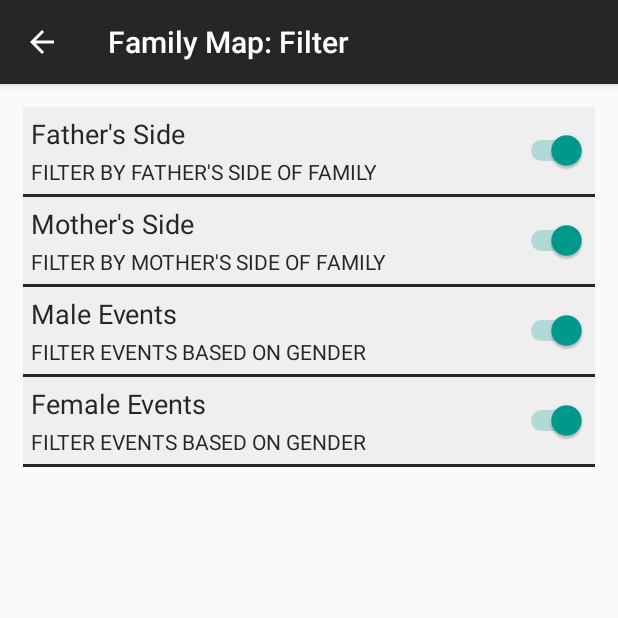
After one commit to tacallaway/familymapclient, an Android app: the FilterActivity screen opened directly, with no data from a screen before it, on a phone screen of 412 x 824 dp, the top half of it. The commit adds this screen. Run offline under Robolectric (Android 15) with nearby library versions, the phone set to English and light mode, and no system bars; 3 statements that could not run were skipped.

Commit message:
Add files via upload

```diff
--- a/app/src/main/java/com/example/familymapclient/CustomExpandableListAdapter.java
+++ b/app/src/main/java/com/example/familymapclient/CustomExpandableListAdapter.java
@@ -1,7 +1,5 @@
 package com.example.familymapclient;
 
-import java.util.HashMap;
-import java.util.List;
 import android.content.Context;
 import android.graphics.Typeface;
 import android.graphics.drawable.Drawable;
@@ -14,6 +12,9 @@ import android.widget.TextView;
 
 import com.joanzapata.iconify.IconDrawable;
 import com.joanzapata.iconify.fonts.FontAwesomeIcons;
+
+import java.util.HashMap;
+import java.util.List;
 
 public class CustomExpandableListAdapter extends BaseExpandableListAdapter {
 
--- /dev/null
+++ b/app/src/main/java/com/example/familymapclient/FilterActivity.java
@@ -0,0 +1,63 @@
+package com.example.familymapclient;
+
+import android.app.Activity;
+import android.content.Intent;
+import android.os.Bundle;
+import android.support.v7.app.AppCompatActivity;
+import android.support.v7.widget.LinearLayoutManager;
+import android.support.v7.widget.RecyclerView;
+import android.view.MenuItem;
+import android.widget.Spinner;
+import android.widget.Switch;
+
+import java.util.HashMap;
+import java.util.List;
+import java.util.Map;
+import java.util.Set;
+
+public class FilterActivity extends AppCompatActivity {
+    FamilyModel familyModel;
+    RecyclerView filterListView;
+    FilterListAdapter filterListAdapter;
+    FilterActivity activity;
+    List<String> filterListData;
+    FiltersData filters;
+
+    @Override
+    protected void onCreate(Bundle savedInstanceState) {
+        super.onCreate(savedInstanceState);
+        setContentView(R.layout.filter_activity);
+
+        getSupportActionBar().setDisplayHomeAsUpEnabled(true);
+
+        familyModel = (FamilyModel)getIntent().getSerializableExtra("FAMILY_MODEL");
+        filters = (FiltersData)getIntent().getSerializableExtra("FILTERS");
+
+        if (filters == null) {
+            filters = new FiltersData();
+        }
+
+        this.activity = this;
+
+        filterListView = findViewById(R.id.filterList);
+        filterListView.setLayoutManager(new LinearLayoutManager(this));
+
+        filterListData = FilterListData.getData(familyModel);
+
+        filterListAdapter = new FilterListAdapter(activity, filterListData, filters);
+        filterListView.setAdapter(filterListAdapter);
+
+    }
+
+    public boolean onOptionsItemSelected(MenuItem item){
+        switch (item.getItemId()) {
+            case android.R.id.home:
+                Intent intent = new Intent();
+                intent.putExtra("FILTERS", filters);
+                setResult(Activity.RESULT_OK, intent);
+                finish();
+                return true;
+        }
+        return super.onOptionsItemSelected(item);
+    }
+}
--- /dev/null
+++ b/app/src/main/java/com/example/familymapclient/FilterListAdapter.java
@@ -0,0 +1,79 @@
+package com.example.familymapclient;
+
+import android.content.Context;
+import android.support.annotation.NonNull;
+import android.support.v7.widget.RecyclerView;
+import android.view.LayoutInflater;
+import android.view.View;
+import android.view.ViewGroup;
+import android.widget.CompoundButton;
+import android.widget.Switch;
+import android.widget.TextView;
+
+import java.util.List;
+
+public class FilterListAdapter extends RecyclerView.Adapter {
+
+    private Context context;
+    private List<String> filterList;
+    private LayoutInflater layoutInflater;
+    private FiltersData filtersData;
+
+    public FilterListAdapter(Context context, List<String> filterList, FiltersData filters) {
+        this.context = context;
+        this.filterList = filterList;
+        this.layoutInflater = LayoutInflater.from(context);
+        this.filtersData = filters;
+    }
+
+    @NonNull
+    @Override
+    public RecyclerView.ViewHolder onCreateViewHolder(@NonNull ViewGroup parent, int i) {
+        View view = layoutInflater.inflate(R.layout.filter_list_item, parent, false);
+        return new FilterListAdapter.MyViewHolder(view);
+    }
+
+    @Override
+    public void onBindViewHolder(@NonNull RecyclerView.ViewHolder viewHolder, int position) {
+        String item = filterList.get(position);
+        MyViewHolder myViewHolder = ((MyViewHolder)viewHolder);
+
+        String[] parts = item.split("\\|");
+
+        myViewHolder.filterListItemLine1.setText(parts[1]);
+        myViewHolder.filterListItemLine2.setText(parts[2]);
+        myViewHolder.filterSwitch.setTag(parts[0]);
+
+        if (filtersData != null) {
+            Boolean checkValue = filtersData.filters.get(parts[0]);
+            myViewHolder.filterSwitch.setChecked(checkValue == null || checkValue);
+        }
+    }
+
+    @Override
+    public int getItemCount() {
+        return filterList.size();
+    }
+
+    // stores and recycles views as they are scrolled off screen
+    public class MyViewHolder extends RecyclerView.ViewHolder {
+        TextView filterListItemLine1;
+        TextView filterListItemLine2;
+        Switch filterSwitch;
+
+        MyViewHolder(View itemView) {
+            super(itemView);
+            filterListItemLine1 = itemView.findViewById(R.id.filterListItemLine1);
+            filterListItemLine2 = itemView.findViewById(R.id.filterListItemLine2);
+            filterSwitch = itemView.findViewById(R.id.filterSwitch);
+
+            filterSwitch.setOnCheckedChangeListener(new CompoundButton.OnCheckedChangeListener() {
+                @Override
+                public void onCheckedChanged(CompoundButton buttonView, boolean isChecked) {
+                    String event = (String)buttonView.getTag();
+                    filtersData.filters.put(event, isChecked);
+                }
+            });
+        }
+    }
+}
--- /dev/null
+++ b/app/src/main/java/com/example/familymapclient/FilterListData.java
@@ -0,0 +1,27 @@
+package com.example.familymapclient;
+
+import java.util.ArrayList;
+import java.util.List;
+
+public class FilterListData {
+    public static List<String> getData(FamilyModel familyModel) {
+
+        List<String> filterListData = new ArrayList<>();
+        List<String> eventTypes = new ArrayList<>();
+
+        for (FamilyModel.Event event : familyModel.getEvents()) {
+            String eventType = event.getEventType();
+            if (!eventTypes.contains(eventType)) {
+                eventTypes.add(eventType);
+                filterListData.add(eventType + "|" + eventType.substring(0,1).toUpperCase() + eventType.substring(1).toLowerCase() + " Events|FILTER BY " + eventType.toUpperCase() + " EVENTS");
+            }
+        }
+
+        filterListData.add("father|Father's Side|FILTER BY FATHER'S SIDE OF FAMILY");
+        filterListData.add("mother|Mother's Side|FILTER BY MOTHER'S SIDE OF FAMILY");
+        filterListData.add("male|Male Events|FILTER EVENTS BASED ON GENDER");
+        filterListData.add("female|Female Events|FILTER EVENTS BASED ON GENDER");
+
+        return filterListData;
+    }
+}
--- /dev/null
+++ b/app/src/main/java/com/example/familymapclient/FiltersData.java
@@ -0,0 +1,9 @@
+package com.example.familymapclient;
+
+import java.io.Serializable;
+import java.util.HashMap;
+import java.util.Map;
+
+public class FiltersData implements Serializable {
+    public Map<String, Boolean> filters = new HashMap<>();
+}
--- a/app/src/main/java/com/example/familymapclient/PersonActivity.java
+++ b/app/src/main/java/com/example/familymapclient/PersonActivity.java
@@ -1,8 +1,8 @@
 package com.example.familymapclient;
 
 import android.content.Intent;
+import android.os.Bundle;
 import android.support.v7.app.AppCompatActivity;
-import android.os.Bundle;
 import android.view.MenuItem;
 import android.view.View;
 import android.widget.ExpandableListAdapter;
--- a/app/src/main/java/com/example/familymapclient/SearchActivity.java
+++ b/app/src/main/java/com/example/familymapclient/SearchActivity.java
@@ -1,14 +1,13 @@
 package com.example.familymapclient;
 
+import android.os.Bundle;
 import android.support.v7.app.AppCompatActivity;
-import android.os.Bundle;
 import android.support.v7.widget.LinearLayoutManager;
 import android.support.v7.widget.RecyclerView;
 import android.text.Editable;
 import android.text.TextWatcher;
 import android.view.MenuItem;
 import android.widget.EditText;
-import android.widget.ExpandableListView;
 
 import java.util.ArrayList;
 import java.util.List;
@@ -51,6 +50,8 @@ public class SearchActivity extends AppCompatActivity {
                 }
 
                 searchListAdapter = new SearchListAdapter(activity, searchListData);
+                searchListAdapter.setFamilyModel(familyModel);
+                searchListAdapter.setParentActivity(activity);
                 searchListView.setAdapter(searchListAdapter);
             }
 
--- a/app/src/main/java/com/example/familymapclient/SettingsActivity.java
+++ b/app/src/main/java/com/example/familymapclient/SettingsActivity.java
@@ -2,11 +2,10 @@ package com.example.familymapclient;
 
 import android.app.Activity;
 import android.content.Intent;
+import android.os.Bundle;
 import android.support.v7.app.AppCompatActivity;
-import android.os.Bundle;
 import android.view.MenuItem;
 import android.view.View;
-import android.widget.AdapterView;
 import android.widget.Spinner;
 import android.widget.Switch;
 
--- /dev/null
+++ b/app/src/main/res/layout/filter_activity.xml
@@ -0,0 +1,14 @@
+<?xml version="1.0" encoding="utf-8"?>
+<LinearLayout xmlns:android="http://schemas.android.com/apk/res/android"
+    xmlns:tools="http://schemas.android.com/tools"
+    android:layout_width="match_parent"
+    android:layout_height="match_parent"
+    android:padding="15dp"
+    android:orientation="vertical">
+
+    <android.support.v7.widget.RecyclerView
+        android:id="@+id/filterList"
+        android:layout_width="match_parent"
+        android:layout_height="wrap_content" />
+
+</LinearLayout>
--- /dev/null
+++ b/app/src/main/res/layout/filter_list_item.xml
@@ -0,0 +1,53 @@
+<?xml version="1.0" encoding="utf-8"?>
+
+<LinearLayout xmlns:android="http://schemas.android.com/apk/res/android"
+    android:layout_width="match_parent"
+    android:layout_height="wrap_content"
+    android:background="@color/colorBackgroundGrey"
+    android:orientation="vertical">
+
+    <LinearLayout
+        android:id="@+id/searchListRow"
+        android:layout_width="match_parent"
+        android:layout_height="wrap_content"
+        android:padding="5dp"
+        android:orientation="horizontal">
+
+        <LinearLayout
+            android:layout_width="330dp"
+            android:layout_height="wrap_content"
+            android:orientation="vertical">
+
+            <TextView
+                android:id="@+id/filterListItemLine1"
+                android:layout_width="wrap_content"
+                android:layout_height="wrap_content"
+                android:paddingBottom="3dp"
+                android:textColor="@color/colorPrimary"
+                android:textSize="18sp" />
+
+            <TextView
+                android:id="@+id/filterListItemLine2"
+                android:layout_width="wrap_content"
+                android:layout_height="wrap_content"
+                android:textColor="@color/colorPrimary" />
+        </LinearLayout>
+
+        <Switch
+            android:id="@+id/filterSwitch"
+            android:layout_width="wrap_content"
+            android:layout_height="match_parent"
+            android:layout_weight="1"
+            android:checked="true" />
+
+    </LinearLayout>
+
+    <View
+        android:layout_width="match_parent"
+        android:layout_height="2dp"
+        android:background="?android:attr/listDivider"
+        android:foreground="@color/colorPrimary"
+        android:paddingTop="5dp"
+        android:paddingBottom="5dp" />
+
+</LinearLayout>
--- a/app/src/main/res/layout/settings_activity.xml
+++ b/app/src/main/res/layout/settings_activity.xml
@@ -41,7 +41,7 @@
         <Switch
             android:id="@+id/storyLineSwitch"
             android:layout_width="wrap_content"
-            android:layout_height="wrap_content"
+            android:layout_height="match_parent"
             android:layout_weight="1" />
     </LinearLayout>
     <View
```
Also changed, not shown: app/src/main/AndroidManifest.xml (+6 -3 lines), app/src/main/java/com/example/familymapclient/MapFragment.java (+20 -2 lines), app/src/main/java/com/example/familymapclient/SearchListAdapter.java (+50 -11 lines), app/src/main/java/com/example/familymapclient/SearchListData.java (+6 -3 lines).
